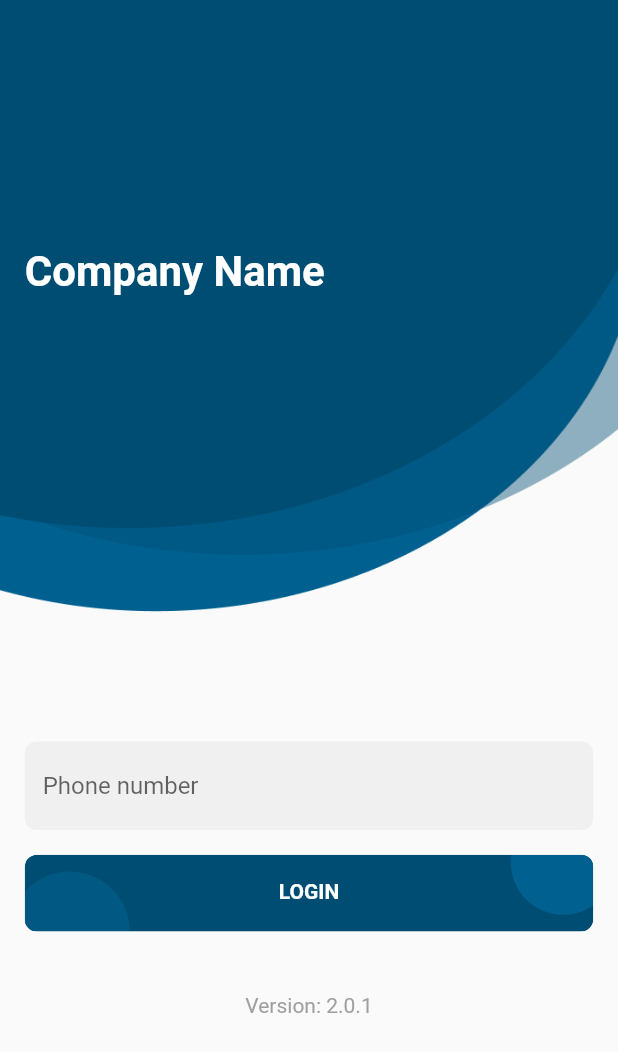
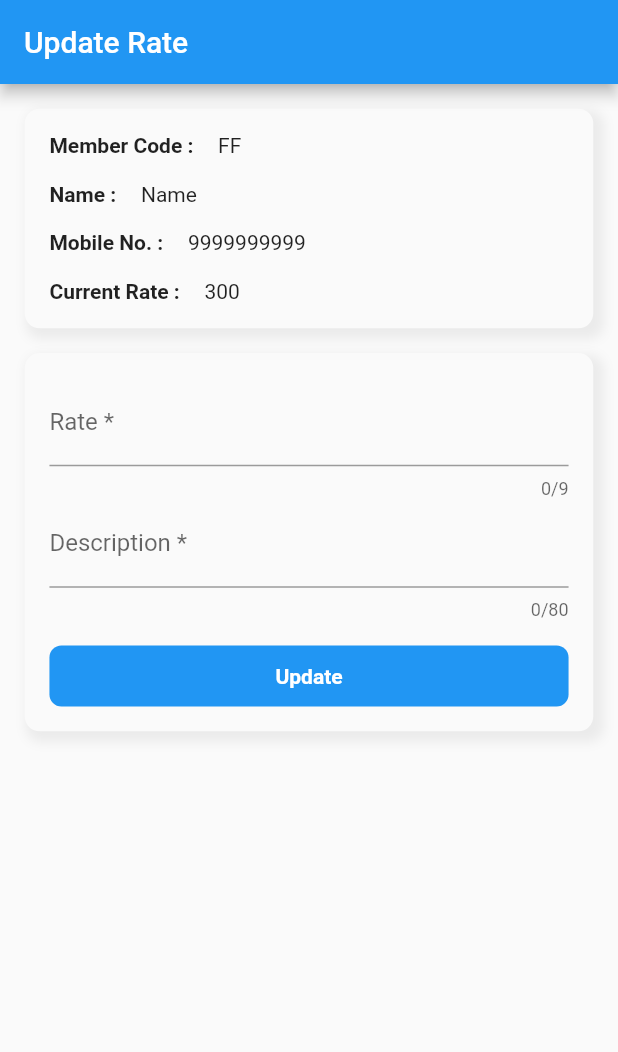
Before and after one commit to AnshGurung/wps, a Flutter app: the screen it shows after launch, on a phone screen of 412 x 824 dp. Shown: the top 1052 px of the screen. Run offline on Flutter 3.47's test engine with Material 2 defaults, Android fonts, the phone set to English and light mode, and no system bars; our stand-ins replace flutter_hooks, flutter_otp_text_field.

Commit message:
Added Update Rate page

```diff
--- /dev/null
+++ b/lib/features/update_pages/update_rate_page/member_details.dart
@@ -0,0 +1,94 @@
+import 'package:flutter/material.dart';
+import 'package:wps/core/views/widgets/base_widget.dart';
+import 'package:wps/features/update_pages/widgets/primary_card.dart';
+
+class MemberDetails extends StatelessWidget {
+  const MemberDetails({super.key});
+
+  @override
+  Widget build(BuildContext context) {
+    return BaseWidget(
+      builder: (context, config, theme) {
+        return PrimaryCard(
+          children: [
+            Row(
+              children: [
+                Text(
+                  'Member Code :',
+                  style: TextStyle(
+                    fontWeight: FontWeight.bold,
+                  ),
+                ),
+                config.horizontalSpaceMedium(),
+                Flexible(
+                  flex: 2,
+                  child: Text(
+                    'FF',
+                    //maxLines: 3,
+                  ),
+                ),
+              ],
+            ),
+            config.verticalSpaceMedium(),
+            Row(
+              children: [
+                Text(
+                  'Name :',
+                  style: TextStyle(
+                    fontWeight: FontWeight.bold,
+                  ),
+                ),
+                config.horizontalSpaceMedium(),
+                Flexible(
+                  flex: 2,
+                  child: Text(
+                    'Name',
+                    //maxLines: 3,
+                  ),
+                ),
+              ],
+            ),
+            config.verticalSpaceMedium(),
+            Row(
+              children: [
+                Text(
+                  'Mobile No. :',
+                  style: TextStyle(
+                    fontWeight: FontWeight.bold,
+                  ),
+                ),
+                config.horizontalSpaceMedium(),
+                Flexible(
+                  flex: 2,
+                  child: Text(
+                    '9999999999',
+                    //maxLines: 3,
+                  ),
+                ),
+              ],
+            ),
+            config.verticalSpaceMedium(),
+            Row(
+              children: [
+                Text(
+                  'Current Rate :',
+                  style: TextStyle(
+                    fontWeight: FontWeight.bold,
+                  ),
+                ),
+                config.horizontalSpaceMedium(),
+                Flexible(
+                  flex: 2,
+                  child: Text(
+                    '300',
+                    //maxLines: 3,
+                  ),
+                ),
+              ],
+            ),
+          ],
+        );
+      },
+    );
+  }
+}
--- /dev/null
+++ b/lib/features/update_pages/update_rate_page/rate_update.dart
@@ -0,0 +1,63 @@
+import 'package:flutter/material.dart';
+import 'package:wps/core/views/widgets/base_widget.dart';
+import 'package:wps/features/update_pages/widgets/primary_button.dart';
+import 'package:wps/features/update_pages/widgets/primary_card.dart';
+
+class RateUpdate extends StatelessWidget {
+  const RateUpdate({super.key});
+
+  @override
+  Widget build(BuildContext context) {
+    final GlobalKey<FormState> formKey = GlobalKey<FormState>();
+    return BaseWidget(
+      builder: (context, config, theme) {
+        return Form(
+          key: formKey,
+          child: PrimaryCard(
+            children: [
+              TextFormField(
+                maxLength: 9,
+                decoration: const InputDecoration(
+                  label: Text('Rate *'),
+                  //hintText: 'Description *',
+                ),
+                validator: (value) {
+                  if (value == null || value.isEmpty) {
+                    return 'This field is required';
+                  }
+                  return null;
+                },
+              ),
+              TextFormField(
+                maxLength: 80,
+                decoration: const InputDecoration(
+                  label: Text('Description *'),
+                  //hintText: 'Description *',
+                ),
+                validator: (value) {
+                  if (value == null || value.isEmpty) {
+                    return 'This field is required';
+                  }
+                  return null;
+                },
+              ),
+              config.verticalSpaceMedium(),
+              Row(
+                children: [
+                  Expanded(
+                    child: PrimaryButton(
+                      text: 'Update',
+                      onTap: () {
+                        if (formKey.currentState!.validate()) {}
+                      },
+                    ),
+                  ),
+                ],
+              ),
+            ],
+          ),
+        );
+      },
+    );
+  }
+}
--- /dev/null
+++ b/lib/features/update_pages/update_rate_page/update_rate_page.dart
@@ -0,0 +1,37 @@
+import 'package:flutter/material.dart';
+import 'package:wps/core/views/widgets/base_widget.dart';
+import 'package:wps/features/update_pages/update_rate_page/member_details.dart';
+import 'package:wps/features/update_pages/update_rate_page/rate_update.dart';
+import 'package:wps/features/update_pages/widgets/primary_button.dart';
+import 'package:wps/features/update_pages/widgets/primary_card.dart';
+
+class UpdateRatePage extends StatelessWidget {
+  const UpdateRatePage({super.key});
+
+  @override
+  Widget build(BuildContext context) {
+    return BaseWidget(
+      builder: (context, config, theme) {
+        return SafeArea(
+          child: Scaffold(
+            appBar: AppBar(
+              title: Text('Update Rate'),
+            ),
+            body: SingleChildScrollView(
+              child: Padding(
+                padding: EdgeInsets.all(config.appHorizontalPaddingLarge()),
+                child: Column(
+                  children: [
+                    const MemberDetails(),
+                    config.verticalSpaceMedium(),
+                    const RateUpdate(),
+                  ],
+                ),
+              ),
+            ),
+          ),
+        );
+      },
+    );
+  }
+}
--- /dev/null
+++ b/lib/features/update_pages/widgets/primary_button.dart
@@ -0,0 +1,39 @@
+import 'package:flutter/material.dart';
+import 'package:wps/core/views/widgets/base_widget.dart';
+
+class PrimaryButton extends StatelessWidget {
+  String text;
+  void Function() onTap;
+  PrimaryButton({
+    super.key,
+    required this.text,
+    required this.onTap,
+  });
+
+  @override
+  Widget build(BuildContext context) {
+    return BaseWidget(builder: (context, config, theme) {
+      return GestureDetector(
+        onTap: onTap,
+        child: Container(
+          decoration: BoxDecoration(
+            color: Colors.blue,
+            borderRadius: BorderRadius.circular(8),
+          ),
+          padding: EdgeInsets.symmetric(
+            vertical: config.appVerticalPadding(1.5),
+          ),
+          child: Center(
+            child: Text(
+              text,
+              style: TextStyle(
+                fontWeight: FontWeight.bold,
+                color: Colors.white,
+              ),
+            ),
+          ),
+        ),
+      );
+    });
+  }
+}
--- /dev/null
+++ b/lib/features/update_pages/widgets/primary_card.dart
@@ -0,0 +1,39 @@
+import 'package:flutter/material.dart';
+import 'package:wps/core/views/widgets/base_widget.dart';
+
+class PrimaryCard extends StatelessWidget {
+  List<Widget> children;
+  PrimaryCard({
+    super.key,
+    required this.children,
+  });
+
+  @override
+  Widget build(BuildContext context) {
+    return BaseWidget(
+      builder: (context, config, theme) {
+        return Container(
+          padding: EdgeInsets.symmetric(
+            vertical: config.appVerticalPaddingMedium(),
+            horizontal: config.appHorizontalPaddingLarge(),
+          ),
+          decoration: BoxDecoration(
+            boxShadow: [
+              BoxShadow(
+                color: Colors.grey[400]!.withOpacity(0.25),
+                spreadRadius: 2.5,
+                blurRadius: 6,
+                offset: Offset(4, 4),
+              )
+            ],
+            color: Colors.grey[50],
+            borderRadius: BorderRadius.circular(10),
+          ),
+          child: Column(
+            children: children,
+          ),
+        );
+      },
+    );
+  }
+}
--- a/lib/main.dart
+++ b/lib/main.dart
@@ -4,6 +4,7 @@ import 'package:wps/features/authetication/login_page.dart';
 import 'package:wps/features/authetication/otp_screen.dart';
 import 'package:wps/features/comment/comment_page.dart';
 import 'package:wps/features/comment/widgets/comment_card.dart';
+import 'package:wps/features/update_pages/update_rate_page/update_rate_page.dart';
 
 void main() {
   runApp(const MyApp());
@@ -19,7 +20,7 @@ class MyApp extends StatelessWidget {
         FocusManager.instance.primaryFocus?.unfocus();
       },
       child: MaterialApp(
-        home: LoginPage(),
+        home: UpdateRatePage(),
       ),
     );
   }
```
